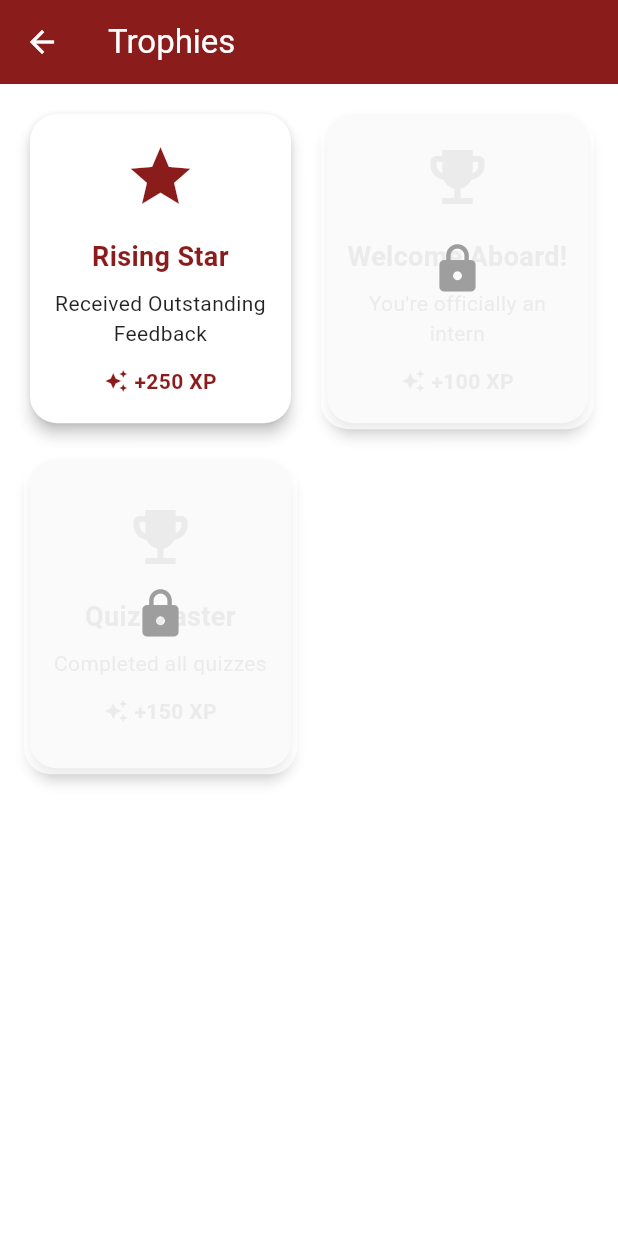
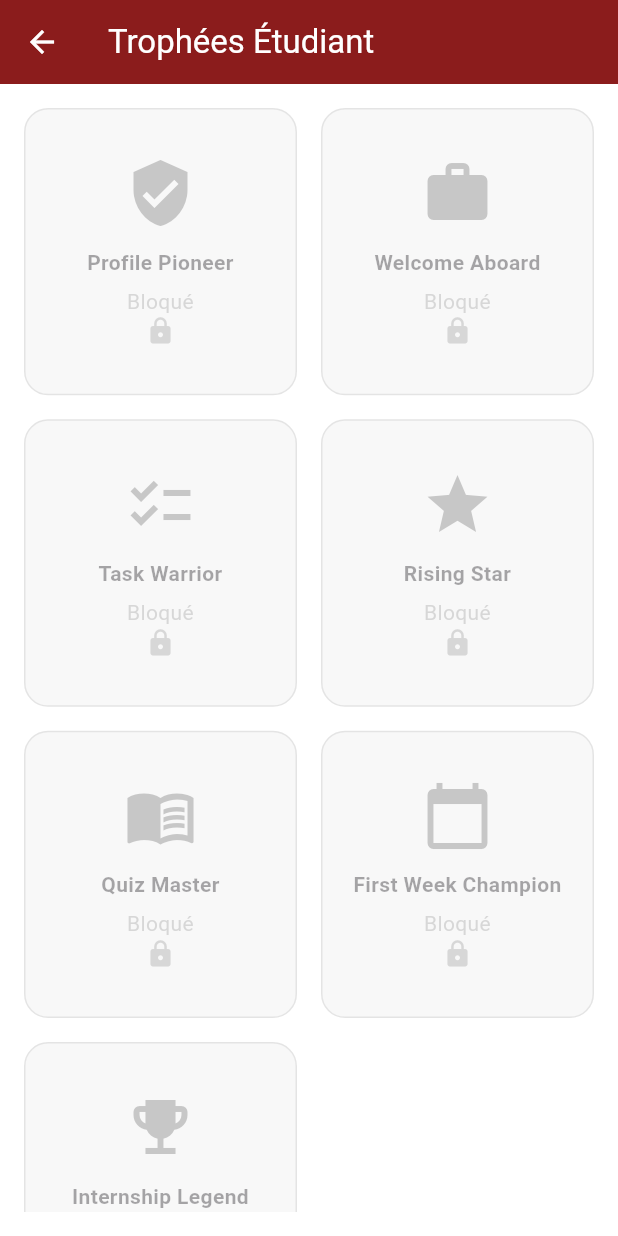
Before and after one commit to bahaED-Doss/Esprit-Inter-Link-, a Flutter app: the StudentTrophiesPage screen opened by its route, on a phone screen of 412 x 824 dp. Run offline on Flutter 3.47's test engine with Material 3 defaults, Android fonts, the phone set to English and light mode, and no system bars; our stand-ins replace go_router, sqflite; accounts and stored records are empty.

Commit message:
update trophies

```diff
--- a/lib/shared/pages/achievements_page.dart
+++ b/lib/features/trophies/presentation/pages/achievements_page.dart
@@ -1,7 +1,7 @@
 import 'package:flutter/material.dart';
-import '../models/achievement_type.dart';
-import '../widgets/achievement_unlock_screen.dart';
-import '../widgets/app_colors.dart';
+import '../../../../shared/models/achievement_type.dart';
+import '../widgets/common/achievement_unlock_screen.dart';
+import '../../../../shared/widgets/app_colors.dart';
 
 class AchievementsPage extends StatelessWidget {
   const AchievementsPage({Key? key}) : super(key: key);
--- a/lib/features/trophies/presentation/pages/student_trophies_page.dart
+++ b/lib/features/trophies/presentation/pages/student_trophies_page.dart
@@ -1,143 +1,80 @@
 import 'package:flutter/material.dart';
-import 'package:esprit_interlink/shared/widgets/achievement_unlock_screen.dart';
-import 'package:esprit_interlink/shared/models/achievement_type.dart';
-
-class TrophyModel {
-  final String id;
-  final String name;
-  final String description;
-  final int xpPoints;
-  final String message;
-  final bool locked;
-  final String iconName;
-
-  TrophyModel({
-    required this.id,
-    required this.name,
-    required this.description,
-    required this.xpPoints,
-    required this.message,
-    required this.locked,
-    required this.iconName,
-  });
-}
+import '/shared/models/achievement_type.dart';
+import '../widgets/common/achievement_unlock_screen.dart';
 
 class StudentTrophiesPage extends StatelessWidget {
-  final List<TrophyModel> trophies;
-  static const Color redColor = Color(0xFF8B1C1C); // Utilise le rouge principal du projet
-
-  const StudentTrophiesPage({Key? key, required this.trophies}) : super(key: key);
+  const StudentTrophiesPage({Key? key}) : super(key: key);
 
   @override
   Widget build(BuildContext context) {
-    final double screenWidth = MediaQuery.of(context).size.width;
-    final double maxCardWidth = screenWidth < 500 ? 180 : 220;
+    final trophies = Achievement.getAchievementsByRole(AchievementRole.student);
     return Scaffold(
       appBar: AppBar(
-        title: const Text('Trophies', style: TextStyle(color: Colors.white)),
-        backgroundColor: redColor,
-        iconTheme: const IconThemeData(color: Colors.white),
+        title: const Text('Trophées Étudiant'),
+        backgroundColor: Color(0xFF8B1C1C),
+        foregroundColor: Colors.white,
       ),
       backgroundColor: Colors.white,
       body: Padding(
-        padding: EdgeInsets.all(screenWidth < 400 ? 8.0 : 16.0),
+        padding: const EdgeInsets.all(16.0),
         child: GridView.builder(
-          gridDelegate: SliverGridDelegateWithMaxCrossAxisExtent(
-            maxCrossAxisExtent: maxCardWidth,
-            crossAxisSpacing: screenWidth < 400 ? 8 : 16,
-            mainAxisSpacing: screenWidth < 400 ? 8 : 16,
-            childAspectRatio: 0.85,
+          gridDelegate: const SliverGridDelegateWithFixedCrossAxisCount(
+            crossAxisCount: 2,
+            crossAxisSpacing: 16,
+            mainAxisSpacing: 16,
+            childAspectRatio: 0.95, // Pour éviter l'overflow
           ),
           itemCount: trophies.length,
           itemBuilder: (context, index) {
             final trophy = trophies[index];
             return GestureDetector(
               onLongPress: () {
-                showDialog(
-                  context: context,
-                  builder: (ctx) => Dialog(
-                    backgroundColor: Colors.transparent,
-                    child: AchievementUnlockScreen(
-                      achievement: Achievement(
-                        type: AchievementType.values.first, // à adapter si besoin
-                        role: AchievementRole.student, // Ajout du paramètre manquant
-                        title: trophy.name,
-                        subtitle: trophy.description,
-                        message: trophy.message,
-                        icon: _iconFromName(trophy.iconName),
-                        xpPoints: trophy.xpPoints,
-                      ),
+                Navigator.push(
+                  context,
+                  MaterialPageRoute(
+                    builder: (context) => AchievementUnlockScreen(
+                      achievement: trophy,
+                      onContinue: () => Navigator.pop(context),
                     ),
                   ),
                 );
               },
-              child: Stack(
-                children: [
-                  Card(
-                    elevation: 4,
-                    shape: RoundedRectangleBorder(borderRadius: BorderRadius.circular(18)),
-                    color: trophy.locked ? Colors.grey[200] : Colors.white,
-                    child: Padding(
-                      padding: const EdgeInsets.symmetric(horizontal: 12, vertical: 18),
+              child: Opacity(
+                opacity: 0.4, // Toujours bloqué pour l'instant
+                child: Container(
+                  decoration: BoxDecoration(
+                    color: Colors.grey[200],
+                    borderRadius: BorderRadius.circular(16),
+                    border: Border.all(color: Colors.grey[400]!),
+                  ),
                   child: Column(
                     mainAxisAlignment: MainAxisAlignment.center,
                     children: [
-                          Icon(
-                            _iconFromName(trophy.iconName),
-                            size: 48,
-                            color: trophy.locked ? Colors.grey[400] : redColor,
+                      Icon(trophy.icon, size: 48, color: Colors.grey[600]),
+                      const SizedBox(height: 12),
+                      Padding(
+                        padding: const EdgeInsets.symmetric(horizontal: 8.0),
+                        child: Text(
+                          trophy.title,
+                          style: const TextStyle(fontWeight: FontWeight.bold),
+                          textAlign: TextAlign.center,
+                          maxLines: 2,
+                          overflow: TextOverflow.ellipsis,
                         ),
-                          const SizedBox(height: 16),
-                          Text(
-                            trophy.name,
-                            style: TextStyle(
-                              fontWeight: FontWeight.bold,
-                              fontSize: 18,
-                              color: trophy.locked ? Colors.grey[400] : redColor,
                       ),
+                      const SizedBox(height: 6),
+                      Padding(
+                        padding: const EdgeInsets.symmetric(horizontal: 8.0),
+                        child: Text(
+                          'Bloqué',
+                          style: const TextStyle(color: Colors.grey),
                           textAlign: TextAlign.center,
                         ),
-                          const SizedBox(height: 8),
-                          Text(
-                            trophy.description,
-                            style: TextStyle(
-                              fontSize: 14,
-                              color: trophy.locked ? Colors.grey[400] : Colors.black87,
                       ),
-                            textAlign: TextAlign.center,
-                          ),
-                          const SizedBox(height: 12),
-                          Row(
-                            mainAxisAlignment: MainAxisAlignment.center,
-                            children: [
-                              Icon(Icons.auto_awesome, size: 16, color: trophy.locked ? Colors.grey[400] : redColor),
-                              const SizedBox(width: 4),
-                              Text(
-                                '+${trophy.xpPoints} XP',
-                                style: TextStyle(
-                                  fontWeight: FontWeight.bold,
-                                  color: trophy.locked ? Colors.grey[400] : redColor,
-                                ),
-                              ),
-                            ],
-                          ),
+                      const Icon(Icons.lock, color: Colors.grey, size: 20),
                     ],
                   ),
                 ),
-                  ),
-                  if (trophy.locked)
-                    Positioned.fill(
-                      child: Container(
-                        decoration: BoxDecoration(
-                          color: Colors.white.withOpacity(0.7),
-                          borderRadius: BorderRadius.circular(18),
-                        ),
-                        child: Center(
-                          child: Icon(Icons.lock, size: 36, color: Colors.grey[500]),
-                        ),
-                      ),
-                    ),
-                ],
               ),
             );
           },
@@ -146,46 +83,3 @@ class StudentTrophiesPage extends StatelessWidget {
     );
   }
 }
-
-IconData _iconFromName(String name) {
-  switch (name) {
-    case 'user_check':
-      return Icons.verified_user;
-    case 'building':
-      return Icons.apartment;
-    case 'megaphone':
-      return Icons.campaign;
-    case 'documents':
-      return Icons.description;
-    case 'handshake':
-      return Icons.handshake;
-    case 'group':
-      return Icons.groups;
-    case 'folder_plus':
-      return Icons.create_new_folder;
-    case 'folders':
-      return Icons.folder_special;
-    case 'clipboard_check':
-      return Icons.assignment_turned_in;
-    case 'clipboards':
-      return Icons.assignment;
-    case 'flag':
-      return Icons.flag;
-    case 'trophy_star':
-      return Icons.emoji_events;
-    case 'briefcase':
-      return Icons.work_outline;
-    case 'checklist':
-      return Icons.checklist;
-    case 'star':
-      return Icons.star;
-    case 'book_check':
-      return Icons.menu_book;
-    case 'calendar':
-      return Icons.calendar_today;
-    case 'trophy':
-      return Icons.emoji_events;
-    default:
-      return Icons.emoji_events;
-  }
-}
--- a/lib/shared/presentation/pages/trophies_student_page.dart
+++ b/lib/features/trophies/presentation/pages/trophies_hr_page.dart
@@ -1,17 +1,17 @@
 import 'package:flutter/material.dart';
 import '/shared/models/achievement_type.dart';
-import '/shared/widgets/achievement_unlock_screen.dart';
+import '../widgets/common/achievement_unlock_screen.dart';
 
-class TrophiesStudentPage extends StatelessWidget {
-  const TrophiesStudentPage({Key? key}) : super(key: key);
+class TrophiesHRPage extends StatelessWidget {
+  const TrophiesHRPage({Key? key}) : super(key: key);
 
   @override
   Widget build(BuildContext context) {
-    final trophies = Achievement.getAchievementsByRole(AchievementRole.student);
+    final trophies = Achievement.getAchievementsByRole(AchievementRole.hr);
     return Scaffold(
       appBar: AppBar(
-        title: const Text('Trophées Étudiant'),
-        backgroundColor: Color(0xFF1C8B4B),
+        title: const Text('Trophées HR'),
+        backgroundColor: Color(0xFF8B1C1C),
         foregroundColor: Colors.white,
       ),
       backgroundColor: Colors.white,
--- a/lib/shared/presentation/pages/trophies_pm_page.dart
+++ b/lib/features/trophies/presentation/pages/trophies_pm_page.dart
@@ -1,6 +1,6 @@
 import 'package:flutter/material.dart';
 import '/shared/models/achievement_type.dart';
-import '/shared/widgets/achievement_unlock_screen.dart';
+import '../widgets/common/achievement_unlock_screen.dart';
 
 class TrophiesPMPage extends StatelessWidget {
   const TrophiesPMPage({Key? key}) : super(key: key);
--- a/lib/shared/presentation/pages/trophies_hr_page.dart
+++ b/lib/features/trophies/presentation/pages/trophies_student_page.dart
@@ -1,17 +1,17 @@
 import 'package:flutter/material.dart';
 import '/shared/models/achievement_type.dart';
-import '/shared/widgets/achievement_unlock_screen.dart';
+import '../widgets/common/achievement_unlock_screen.dart';
 
-class TrophiesHRPage extends StatelessWidget {
-  const TrophiesHRPage({Key? key}) : super(key: key);
+class TrophiesStudentPage extends StatelessWidget {
+  const TrophiesStudentPage({Key? key}) : super(key: key);
 
   @override
   Widget build(BuildContext context) {
-    final trophies = Achievement.getAchievementsByRole(AchievementRole.hr);
+    final trophies = Achievement.getAchievementsByRole(AchievementRole.student);
     return Scaffold(
       appBar: AppBar(
-        title: const Text('Trophées HR'),
-        backgroundColor: Color(0xFF8B1C1C),
+        title: const Text('Trophées Étudiant'),
+        backgroundColor: Color(0xFF1C8B4B),
         foregroundColor: Colors.white,
       ),
       backgroundColor: Colors.white,
--- a/lib/shared/widgets/achievement_unlock_screen.dart
+++ b/lib/features/trophies/presentation/widgets/common/achievement_unlock_screen.dart
@@ -1,6 +1,6 @@
 import 'package:flutter/material.dart';
-import '../models/achievement_type.dart';
-import '../widgets/app_colors.dart';
+import '../../../../../shared/models/achievement_type.dart';
+import '../../../../../shared/widgets/app_colors.dart';
 
 class AchievementUnlockScreen extends StatefulWidget {
   final Achievement achievement;
--- a/lib/main.dart
+++ b/lib/main.dart
@@ -17,8 +17,8 @@ import 'shared/presentation/todo/pm_projects_page.dart';
 import 'shared/presentation/todo/pm_interns_page.dart';
 import 'shared/presentation/todo/pm_tasks_page.dart';
 import 'features/trophies/presentation/pages/student_trophies_page.dart';
-import 'shared/presentation/pages/trophies_hr_page.dart';
-import 'shared/presentation/pages/trophies_pm_page.dart';
+import 'features/trophies/presentation/pages/trophies_pm_page.dart';
+import 'features/trophies/presentation/pages/trophies_hr_page.dart';
 
 
 void main() {
@@ -54,37 +54,7 @@ class MyApp extends StatelessWidget {
         '/projects': (context) => const PMProjectsPage(),
         '/interns': (context) => const PMInternsPage(),
         '/tasks': (context) => const PMTasksPage(),
-        '/trophies': (context) => StudentTrophiesPage(
-              trophies: [
-                TrophyModel(
-                  id: '1',
-                  name: 'Rising Star',
-                  description: 'Received Outstanding Feedback',
-                  xpPoints: 250,
-                  message: 'Your supervisor is impressed. Shine bright!',
-                  locked: false,
-                  iconName: 'star',
-                ),
-                TrophyModel(
-                  id: '2',
-                  name: 'Welcome Aboard!',
-                  description: 'You\'re officially an intern',
-                  xpPoints: 100,
-                  message: 'Your journey begins here. Time to make an impact!',
-                  locked: true,
-                  iconName: 'bag',
-                ),
-                TrophyModel(
-                  id: '3',
-                  name: 'Quiz Master',
-                  description: 'Completed all quizzes',
-                  xpPoints: 150,
-                  message: 'Knowledge is power!',
-                  locked: true,
-                  iconName: 'medal',
-                ),
-              ],
-            ),
+        '/trophies': (context) => const StudentTrophiesPage(),
         '/trophies_hr': (context) => const TrophiesHRPage(),
         '/trophies_pm': (context) => const TrophiesPMPage(),
       },
--- a/lib/routes/app_router.dart
+++ b/lib/routes/app_router.dart
@@ -3,7 +3,7 @@ import 'package:flutter/material.dart';
 import 'route_names.dart';
 import '../shared/presentation/pages/SplashScreen.dart';
 import '../features/home/pages/home_page.dart';
-import '../shared/presentation/pages/trophies_page.dart';
+import '../features/trophies/presentation/pages/trophies_page.dart';
 
 /// App-wide routing configuration
 /// Your team can add their feature routes here
```
Also changed, not shown: lib/features/trophies/presentation/pages/trophies_page.dart (renamed from lib/shared/presentation/pages/trophies_page.dart), 1 other file. Lines whose indentation alone changed are shown as unchanged.
